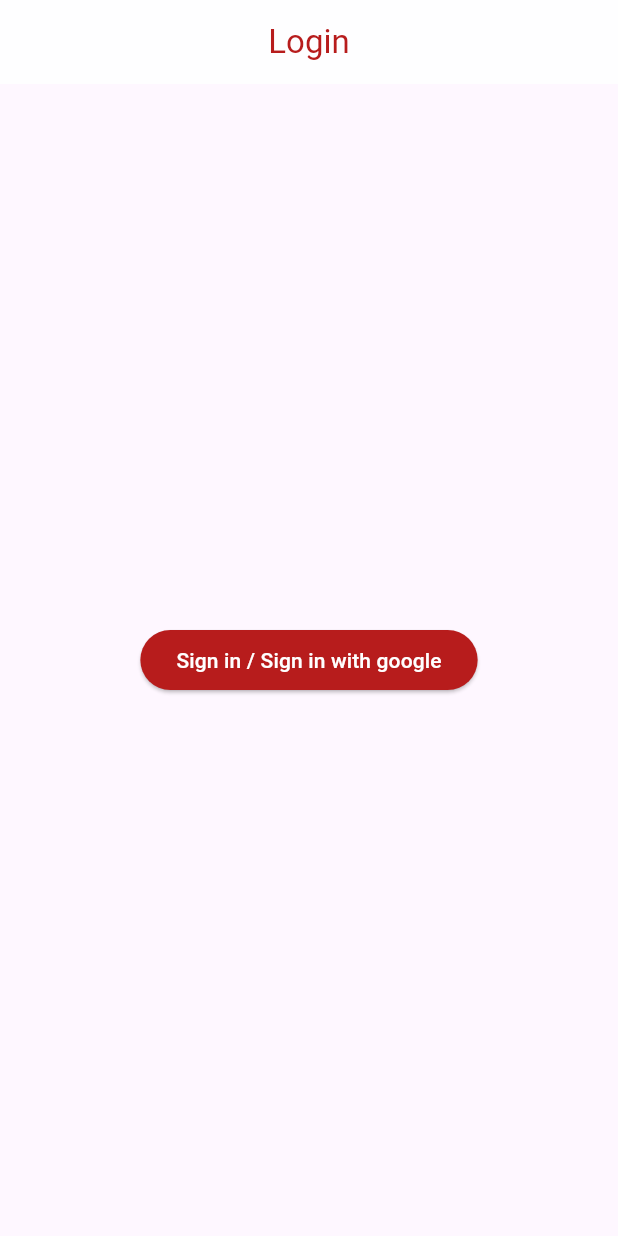
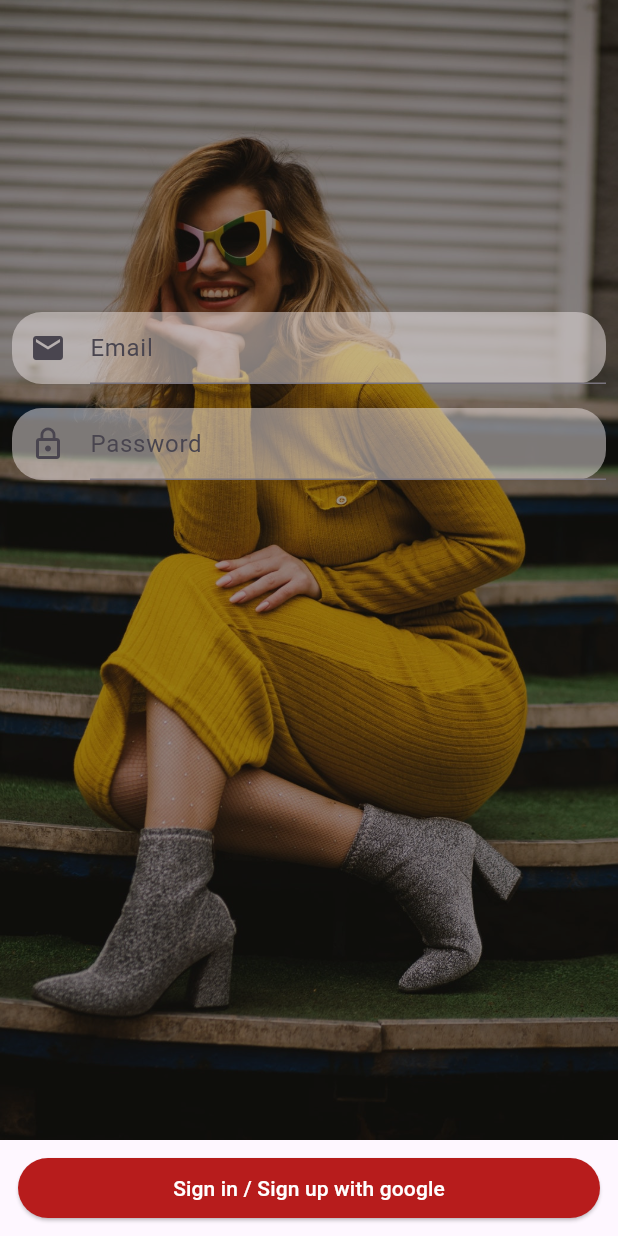
Before and after one commit to lesacIT/my_shop, a Flutter app: the screen it shows after launch, on a phone screen of 412 x 824 dp. Run offline on Flutter 3.47's test engine with Material 3 defaults, Android fonts, the phone set to English and light mode, and no system bars; our stand-ins replace cloud_firestore, firebase_auth, firebase_core, flutter_image_slideshow, fluttertoast, google_sign_in and 1 more; accounts and stored records are empty.

Commit message:
page User login

```diff
--- a/lib/main.dart
+++ b/lib/main.dart
@@ -1,5 +1,6 @@
 import 'package:firebase_core/firebase_core.dart';
 import 'package:flutter/material.dart';
+
 import './pages/login.dart';
 
 void main() async {
--- a/lib/pages/login.dart
+++ b/lib/pages/login.dart
@@ -1,10 +1,11 @@
+import 'package:cloud_firestore/cloud_firestore.dart';
+import 'package:firebase_auth/firebase_auth.dart';
+import 'package:flutter/material.dart';
+import 'package:fluttertoast/fluttertoast.dart';
+import 'package:google_sign_in/google_sign_in.dart';
 import 'package:shared_preferences/shared_preferences.dart';
-import 'package:fluttertoast/fluttertoast.dart';
-import 'package:firebase_auth/firebase_auth.dart';
-import 'package:google_sign_in/google_sign_in.dart';
-import 'package:cloud_firestore/cloud_firestore.dart';
+
 import 'home.dart';
-import 'package:flutter/material.dart';
 
 class Login extends StatefulWidget {
   @override
@@ -14,6 +15,10 @@ class Login extends StatefulWidget {
 class _LoginState extends State<Login> {
   final GoogleSignIn googleSignIn = new GoogleSignIn();
   final FirebaseAuth firebaseAuth = FirebaseAuth.instance;
+  final _formKey = GlobalKey<FormState>();
+
+  TextEditingController _emailTextController = new TextEditingController();
+  TextEditingController _passwordTextController = new TextEditingController();
   late SharedPreferences preferences;
   bool loading = false;
   bool isLogedin = false;
@@ -88,30 +93,94 @@ class _LoginState extends State<Login> {
   @override
   Widget build(BuildContext context) {
     return Scaffold(
-      appBar: AppBar(
-        backgroundColor: Colors.white,
-        centerTitle: true,
-        title: new Text(
-          "Login",
-          style: TextStyle(color: Colors.red.shade900),
-        ),
-        elevation: 0.1,
-      ),
       body: Stack(
         children: <Widget>[
-          Center(
-            child: ElevatedButton(
-              style: ButtonStyle(
-                backgroundColor:
-                    MaterialStateProperty.all<Color>(Colors.red.shade900),
-              ),
-              onPressed: () {
-                handleSignedIn();
-              },
-              child: Text(
-                "Sign in / Sign in with google",
-                style: TextStyle(color: Colors.white),
-              ),
+          Image.asset(
+            'images/back.jpg',
+            fit: BoxFit.cover,
+            width: double.infinity,
+            height: double.infinity,
+          ),
+          Container(
+            color: Colors.black.withOpacity(0.4),
+            width: double.infinity,
+            height: double.infinity,
+            alignment: Alignment.topCenter,
+            // child: Image.asset(
+            //   "images/logo.png",
+            //   width: 150.0,
+            //   height: 150.0,
+            // ),
+          ),
+          Padding(
+            padding: const EdgeInsets.only(top: 200.0),
+            child: Center(
+              child: Form(
+                  key: _formKey,
+                  child: Column(
+                    children: <Widget>[
+                      Padding(
+                        padding: const EdgeInsets.all(8.0),
+                        child: Material(
+                          borderRadius: BorderRadius.circular(20.0),
+                          color: const Color.fromARGB(255, 235, 227, 227)
+                              .withOpacity(0.5),
+                          elevation: 0.0,
+                          child: Padding(
+                            padding: const EdgeInsets.only(left: 12.0),
+                            child: TextFormField(
+                              controller: _emailTextController,
+                              decoration: InputDecoration(
+                                hintText: "Email",
+                                icon: Icon(Icons.email),
+                              ),
+                              validator: (value) {
+                                if (value == null || value.isEmpty) {
+                                  return 'Please enter your email address';
+                                } else {
+                                  final pattern =
+                                      r'^(([^<>()[\]\\.,;:\s@\"]+(\.[^<>()[\]\\.,;:\s@\"]+)*)|(\".+\"))@((\[[0-9]{1,3}\.[0-9]{1,3}\.[0-9]{1,3}\.[0-9]{1,3}\])|(([a-zA-Z\-0-9]+\.)+[a-zA-Z]{2,}))$';
+                                  final regex = RegExp(pattern);
+                                  if (!regex.hasMatch(value)) {
+                                    return 'Please make sure your email address is valid';
+                                  } else {
+                                    return null;
+                                  }
+                                }
+                              },
+                            ),
+                          ),
+                        ),
+                      ),
+                      Padding(
+                        padding: const EdgeInsets.all(8.0),
+                        child: Material(
+                          borderRadius: BorderRadius.circular(20.0),
+                          color: Color.fromARGB(255, 235, 227, 227)
+                              .withOpacity(0.5),
+                          elevation: 0.0,
+                          child: Padding(
+                            padding: const EdgeInsets.only(left: 12.0),
+                            child: TextFormField(
+                              controller: _passwordTextController,
+                              decoration: InputDecoration(
+                                hintText: "Password",
+                                icon: Icon(Icons.lock_outline),
+                              ),
+                              validator: (value) {
+                                if (value == null || value.isEmpty) {
+                                  return "the password field cannot be empty";
+                                } else if (value.length < 6) {
+                                  return "The password has to be at least 6 characters long";
+                                }
+                                return null;
+                              },
+                            ),
+                          ),
+                        ),
+                      )
+                    ],
+                  )),
             ),
           ),
           Visibility(
@@ -128,6 +197,25 @@ class _LoginState extends State<Login> {
           ),
         ],
       ),
+      bottomNavigationBar: Container(
+        child: Padding(
+          padding: const EdgeInsets.only(
+              left: 12.0, right: 12.0, top: 8.0, bottom: 8.0),
+          child: ElevatedButton(
+            style: ButtonStyle(
+              backgroundColor:
+                  MaterialStateProperty.all<Color>(Colors.red.shade900),
+            ),
+            onPressed: () {
+              handleSignedIn();
+            },
+            child: Text(
+              "Sign in / Sign up with google",
+              style: TextStyle(color: Colors.white),
+            ),
+          ),
+        ),
+      ),
     );
   }
 }
```
Also changed, not shown: pubspec.yaml (+1 -20 lines), images/back.jpg (added), images/logo.png (added), images/z5232740776318_4c3479439954217e9fa9acbfaea48502.jpg (added).
